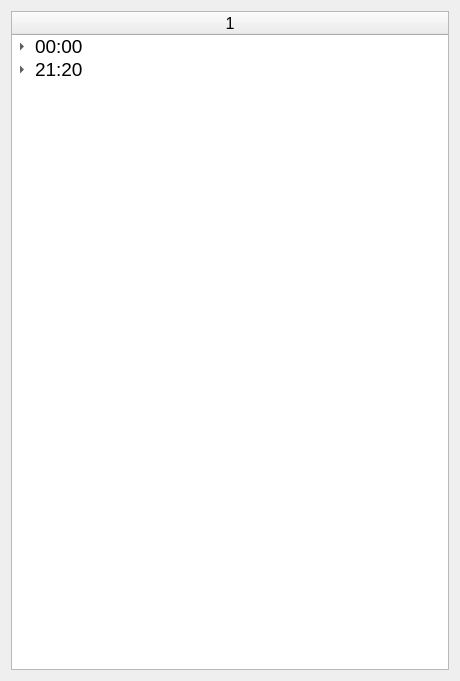
This is src/editor/complist.ui in aibolem/TeleScore as Qt 5 draws it before an edit. The edited form follows.
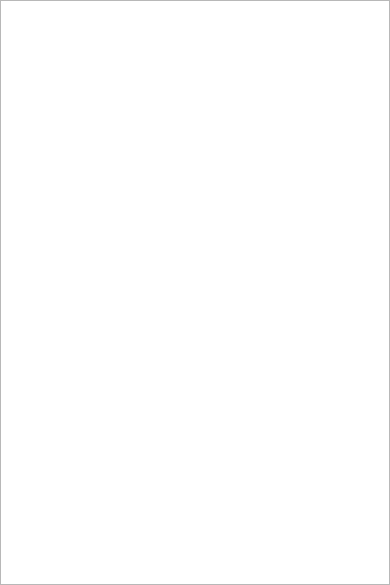
This is the edited form.

```diff
--- a/src/editor/complist.ui
+++ b/src/editor/complist.ui
@@ -6,75 +6,66 @@
    <rect>
     <x>0</x>
     <y>0</y>
-    <width>460</width>
-    <height>681</height>
+    <width>390</width>
+    <height>585</height>
    </rect>
   </property>
   <property name="windowTitle">
    <string>Form</string>
   </property>
   <layout class="QGridLayout" name="gridLayout">
+   <property name="leftMargin">
+    <number>0</number>
+   </property>
+   <property name="topMargin">
+    <number>0</number>
+   </property>
+   <property name="rightMargin">
+    <number>0</number>
+   </property>
+   <property name="bottomMargin">
+    <number>0</number>
+   </property>
+   <property name="spacing">
+    <number>0</number>
+   </property>
    <item row="0" column="0">
-    <widget class="QTreeWidget" name="treeWidget">
+    <widget class="QTreeWidget" name="catWidget">
+     <property name="dragEnabled">
+      <bool>true</bool>
+     </property>
+     <property name="iconSize">
+      <size>
+       <width>50</width>
+       <height>50</height>
+      </size>
+     </property>
+     <property name="autoExpandDelay">
+      <number>-1</number>
+     </property>
+     <property name="indentation">
+      <number>0</number>
+     </property>
+     <property name="rootIsDecorated">
+      <bool>true</bool>
+     </property>
+     <property name="itemsExpandable">
+      <bool>true</bool>
+     </property>
+     <property name="headerHidden">
+      <bool>true</bool>
+     </property>
+     <property name="expandsOnDoubleClick">
+      <bool>true</bool>
+     </property>
+     <attribute name="headerVisible">
+      <bool>false</bool>
+     </attribute>
      <column>
       <property name="text">
-       <string/>
-      </property>
-      <property name="font">
-       <font>
-        <pointsize>12</pointsize>
-       </font>
-      </property>
-      <property name="textAlignment">
-       <set>AlignCenter</set>
+       <string>Category</string>
       </property>
      </column>
-     <item>
-      <property name="text">
-       <string>00:00</string>
-      </property>
-      <property name="font">
-       <font>
-        <pointsize>14</pointsize>
-       </font>
-      </property>
-      <property name="textAlignment">
-       <set>AlignCenter</set>
-      </property>
-      <item>
-       <property name="text">
-        <string>12:10</string>
-       </property>
-       <property name="font">
-        <font>
-         <pointsize>10</pointsize>
-        </font>
-       </property>
-      </item>
-     </item>
-     <item>
-      <property name="text">
-       <string>21:20</string>
-      </property>
-      <property name="font">
-       <font>
-        <pointsize>14</pointsize>
-       </font>
-      </property>
-      <property name="textAlignment">
-       <set>AlignCenter</set>
-      </property>
-      <item>
-       <property name="text">
-        <string>35:20</string>
-       </property>
-       <property name="font">
-        <font>
-         <pointsize>10</pointsize>
-        </font>
-       </property>
-      </item>
-     </item>
     </widget>
    </item>
   </layout>
```
